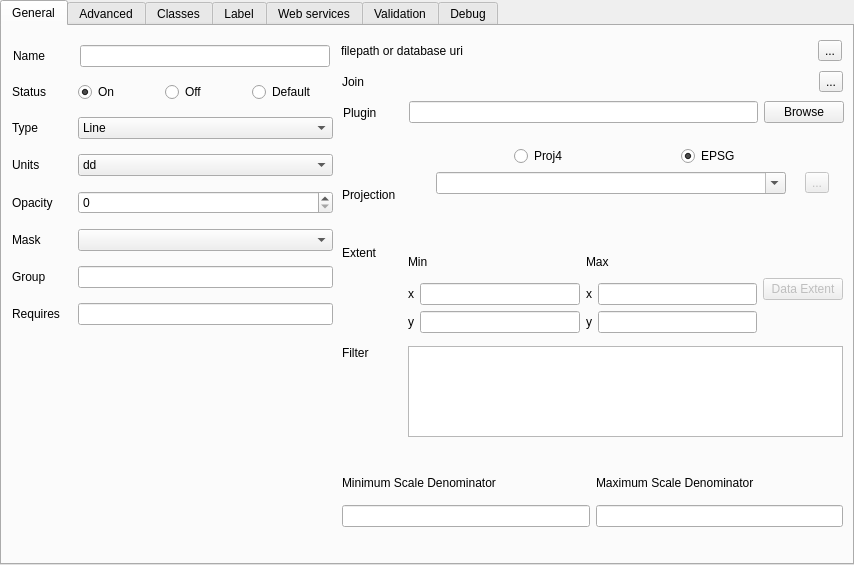
Above: layersettingsvector.ui from QMapfileEditor/QMapfileEditor before the change. Below: the same form after it.
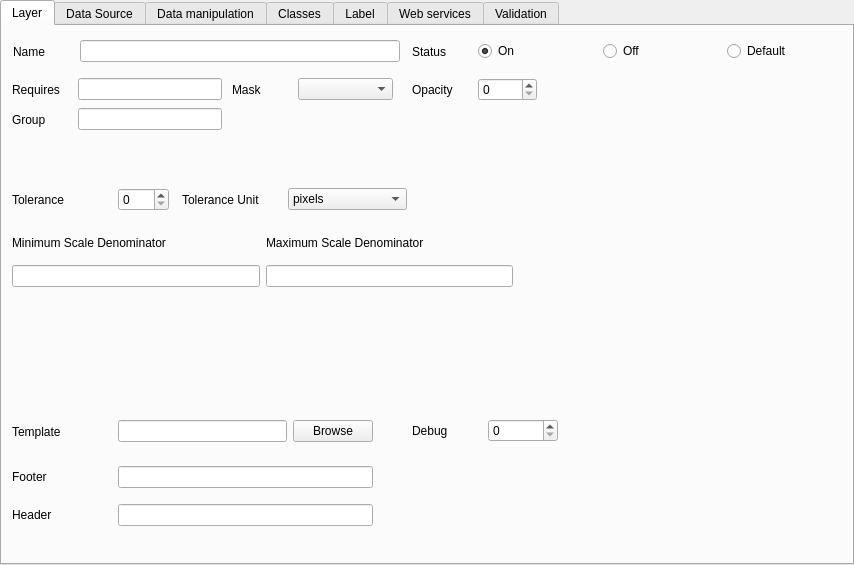
That is the form after the change. Icons and pictures are not drawn.

Commit message: Start change ui for vector layer settings

The edit to the form file:
```diff
--- a/layersettingsvector.ui
+++ b/layersettingsvector.ui
@@ -31,27 +31,192 @@
   <property name="documentMode">
    <bool>false</bool>
   </property>
-  <widget class="QWidget" name="generalTab">
-   <property name="enabled">
-    <bool>true</bool>
-   </property>
+  <widget class="QWidget" name="layerTab">
    <attribute name="title">
-    <string>General</string>
+    <string>Layer</string>
    </attribute>
-   <widget class="QWidget" name="verticalLayoutWidget">
+   <widget class="QWidget" name="layoutWidget_3">
+    <property name="geometry">
+     <rect>
+      <x>10</x>
+      <y>80</y>
+      <width>210</width>
+      <height>27</height>
+     </rect>
+    </property>
+    <layout class="QHBoxLayout" name="horizontalLayout_12">
+     <item>
+      <widget class="QLabel" name="mf_Group_label">
+       <property name="minimumSize">
+        <size>
+         <width>60</width>
+         <height>0</height>
+        </size>
+       </property>
+       <property name="maximumSize">
+        <size>
+         <width>60</width>
+         <height>16777215</height>
+        </size>
+       </property>
+       <property name="text">
+        <string>Group</string>
+       </property>
+      </widget>
+     </item>
+     <item>
+      <widget class="QLineEdit" name="mf_group_edit"/>
+     </item>
+    </layout>
+   </widget>
+   <widget class="QWidget" name="layoutWidget_4">
+    <property name="geometry">
+     <rect>
+      <x>10</x>
+      <y>50</y>
+      <width>210</width>
+      <height>27</height>
+     </rect>
+    </property>
+    <layout class="QHBoxLayout" name="horizontalLayout_32">
+     <item>
+      <widget class="QLabel" name="mf_requires_label">
+       <property name="minimumSize">
+        <size>
+         <width>60</width>
+         <height>0</height>
+        </size>
+       </property>
+       <property name="maximumSize">
+        <size>
+         <width>60</width>
+         <height>16777215</height>
+        </size>
+       </property>
+       <property name="text">
+        <string>Requires</string>
+       </property>
+      </widget>
+     </item>
+     <item>
+      <widget class="QLineEdit" name="ms_requires_edit"/>
+     </item>
+    </layout>
+   </widget>
+   <widget class="QWidget" name="horizontalLayoutWidget_9">
+    <property name="geometry">
+     <rect>
+      <x>10</x>
+      <y>390</y>
+      <width>361</width>
+      <height>31</height>
+     </rect>
+    </property>
+    <layout class="QHBoxLayout" name="horizontalLayout_34">
+     <item>
+      <widget class="QLabel" name="mf_template_label">
+       <property name="minimumSize">
+        <size>
+         <width>100</width>
+         <height>0</height>
+        </size>
+       </property>
+       <property name="maximumSize">
+        <size>
+         <width>100</width>
+         <height>16777215</height>
+        </size>
+       </property>
+       <property name="text">
+        <string>Template</string>
+       </property>
+      </widget>
+     </item>
+     <item>
+      <widget class="QLineEdit" name="mf_template_edit"/>
+     </item>
+     <item>
+      <widget class="QPushButton" name="mf_template_button">
+       <property name="text">
+        <string>Browse</string>
+       </property>
+      </widget>
+     </item>
+    </layout>
+   </widget>
+   <widget class="QWidget" name="verticalLayoutWidget_4">
+    <property name="geometry">
+     <rect>
+      <x>10</x>
+      <y>430</y>
+      <width>361</width>
+      <height>80</height>
+     </rect>
+    </property>
+    <layout class="QVBoxLayout" name="verticalLayout_4">
+     <item>
+      <layout class="QHBoxLayout" name="horizontalLayout_11">
+       <item>
+        <widget class="QLabel" name="mf_footer_label">
+         <property name="minimumSize">
+          <size>
+           <width>100</width>
+           <height>0</height>
+          </size>
+         </property>
+         <property name="maximumSize">
+          <size>
+           <width>100</width>
+           <height>16777215</height>
+          </size>
+         </property>
+         <property name="text">
+          <string>Footer</string>
+         </property>
+        </widget>
+       </item>
+       <item>
+        <widget class="QLineEdit" name="mf_footer_value"/>
+       </item>
+      </layout>
+     </item>
+     <item>
+      <layout class="QHBoxLayout" name="horizontalLayout_10">
+       <item>
+        <widget class="QLabel" name="mf_header_label">
+         <property name="minimumSize">
+          <size>
+           <width>100</width>
+           <height>0</height>
+          </size>
+         </property>
+         <property name="maximumSize">
+          <size>
+           <width>100</width>
+           <height>16777215</height>
+          </size>
+         </property>
+         <property name="text">
+          <string>Header</string>
+         </property>
+        </widget>
+       </item>
+       <item>
+        <widget class="QLineEdit" name="mf_header_value"/>
+       </item>
+      </layout>
+     </item>
+    </layout>
+   </widget>
+   <widget class="QWidget" name="layoutWidget_5">
     <property name="geometry">
      <rect>
       <x>10</x>
       <y>10</y>
-      <width>321</width>
-      <height>315</height>
+      <width>389</width>
+      <height>31</height>
      </rect>
     </property>
-    <layout class="QVBoxLayout" name="verticalLayout">
-     <property name="bottomMargin">
-      <number>10</number>
-     </property>
-     <item>
       <layout class="QHBoxLayout" name="horizontalLayout_3">
        <item>
         <widget class="QLabel" name="mf_layerName_label">
@@ -82,15 +247,23 @@
          </property>
          <property name="minimumSize">
           <size>
-           <width>250</width>
+         <width>320</width>
            <height>0</height>
           </size>
          </property>
         </widget>
        </item>
       </layout>
-     </item>
-     <item>
+   </widget>
+   <widget class="QWidget" name="layoutWidget_6">
+    <property name="geometry">
+     <rect>
+      <x>410</x>
+      <y>10</y>
+      <width>434</width>
+      <height>31</height>
+     </rect>
+    </property>
       <layout class="QHBoxLayout" name="horizontalLayout_4">
        <item>
         <widget class="QLabel" name="mf_status_label">
@@ -136,7 +309,282 @@
         </widget>
        </item>
       </layout>
+   </widget>
+   <widget class="QWidget" name="layoutWidget_7">
+    <property name="geometry">
+     <rect>
+      <x>180</x>
+      <y>160</y>
+      <width>225</width>
+      <height>27</height>
+     </rect>
+    </property>
+    <layout class="QHBoxLayout" name="horizontalLayout_36">
+     <item>
+      <widget class="QLabel" name="mf_toleranceUnit_label">
+       <property name="minimumSize">
+        <size>
+         <width>100</width>
+         <height>0</height>
+        </size>
+       </property>
+       <property name="maximumSize">
+        <size>
+         <width>100</width>
+         <height>16777215</height>
+        </size>
+       </property>
+       <property name="text">
+        <string>Tolerance Unit</string>
+       </property>
+      </widget>
      </item>
+     <item>
+      <widget class="QComboBox" name="mf_toleranceUnit_combo">
+       <item>
+        <property name="text">
+         <string>pixels</string>
+        </property>
+       </item>
+       <item>
+        <property name="text">
+         <string>feet</string>
+        </property>
+       </item>
+       <item>
+        <property name="text">
+         <string>inches</string>
+        </property>
+       </item>
+       <item>
+        <property name="text">
+         <string>kilometers</string>
+        </property>
+       </item>
+       <item>
+        <property name="text">
+         <string>meters</string>
+        </property>
+       </item>
+       <item>
+        <property name="text">
+         <string>miles</string>
+        </property>
+       </item>
+       <item>
+        <property name="text">
+         <string>nauticalmiles</string>
+        </property>
+       </item>
+       <item>
+        <property name="text">
+         <string>dd</string>
+        </property>
+       </item>
+      </widget>
+     </item>
+    </layout>
+   </widget>
+   <widget class="QWidget" name="layoutWidget_8">
+    <property name="geometry">
+     <rect>
+      <x>10</x>
+      <y>160</y>
+      <width>157</width>
+      <height>28</height>
+     </rect>
+    </property>
+    <layout class="QHBoxLayout" name="horizontalLayout_35">
+     <item>
+      <widget class="QLabel" name="mf_tolerance_label">
+       <property name="minimumSize">
+        <size>
+         <width>100</width>
+         <height>0</height>
+        </size>
+       </property>
+       <property name="maximumSize">
+        <size>
+         <width>100</width>
+         <height>16777215</height>
+        </size>
+       </property>
+       <property name="text">
+        <string>Tolerance</string>
+       </property>
+      </widget>
+     </item>
+     <item>
+      <widget class="QSpinBox" name="mf_tolerance_box"/>
+     </item>
+    </layout>
+   </widget>
+   <widget class="QWidget" name="horizontalLayoutWidget_22">
+    <property name="geometry">
+     <rect>
+      <x>10</x>
+      <y>200</y>
+      <width>501</width>
+      <height>61</height>
+     </rect>
+    </property>
+    <layout class="QHBoxLayout" name="scaleLayout">
+     <item>
+      <layout class="QVBoxLayout" name="verticalLayout_8">
+       <item>
+        <widget class="QLabel" name="mf_minScaleDenom_label">
+         <property name="text">
+          <string>Minimum Scale Denominator</string>
+         </property>
+        </widget>
+       </item>
+       <item>
+        <widget class="QLineEdit" name="mf_minScaleDenom_edit"/>
+       </item>
+      </layout>
+     </item>
+     <item>
+      <layout class="QVBoxLayout" name="verticalLayout_9">
+       <item>
+        <widget class="QLabel" name="mf_maxScaleDenom_label">
+         <property name="text">
+          <string>Maximum Scale Denominator</string>
+         </property>
+        </widget>
+       </item>
+       <item>
+        <widget class="QLineEdit" name="mf_maxScaleDenom_edit"/>
+       </item>
+      </layout>
+     </item>
+    </layout>
+   </widget>
+   <widget class="QWidget" name="layoutWidget_2">
+    <property name="geometry">
+     <rect>
+      <x>230</x>
+      <y>50</y>
+      <width>161</width>
+      <height>27</height>
+     </rect>
+    </property>
+    <layout class="QHBoxLayout" name="horizontalLayout_20">
+     <item>
+      <widget class="QLabel" name="mf_mask_label">
+       <property name="minimumSize">
+        <size>
+         <width>60</width>
+         <height>0</height>
+        </size>
+       </property>
+       <property name="maximumSize">
+        <size>
+         <width>60</width>
+         <height>16777215</height>
+        </size>
+       </property>
+       <property name="text">
+        <string>Mask</string>
+       </property>
+      </widget>
+     </item>
+     <item>
+      <widget class="QComboBox" name="mf_mask_box">
+       <property name="enabled">
+        <bool>true</bool>
+       </property>
+      </widget>
+     </item>
+    </layout>
+   </widget>
+   <widget class="QWidget" name="layoutWidget">
+    <property name="geometry">
+     <rect>
+      <x>410</x>
+      <y>50</y>
+      <width>125</width>
+      <height>28</height>
+     </rect>
+    </property>
+    <layout class="QHBoxLayout" name="horizontalLayout_27">
+     <item>
+      <widget class="QLabel" name="mf_opacity_label">
+       <property name="minimumSize">
+        <size>
+         <width>60</width>
+         <height>0</height>
+        </size>
+       </property>
+       <property name="maximumSize">
+        <size>
+         <width>60</width>
+         <height>16777215</height>
+        </size>
+       </property>
+       <property name="text">
+        <string>Opacity</string>
+       </property>
+      </widget>
+     </item>
+     <item>
+      <widget class="QSpinBox" name="mf_opacity_box">
+       <property name="enabled">
+        <bool>true</bool>
+       </property>
+       <property name="maximum">
+        <number>100</number>
+       </property>
+      </widget>
+     </item>
+    </layout>
+   </widget>
+   <widget class="QWidget" name="horizontalLayoutWidget_2">
+    <property name="geometry">
+     <rect>
+      <x>410</x>
+      <y>390</y>
+      <width>146</width>
+      <height>29</height>
+     </rect>
+    </property>
+    <layout class="QHBoxLayout" name="horizontalLayout_2">
+     <item>
+      <widget class="QLabel" name="mf_debug_label">
+       <property name="text">
+        <string>Debug</string>
+       </property>
+      </widget>
+     </item>
+     <item>
+      <widget class="QSpinBox" name="mf_debug_value">
+       <property name="maximum">
+        <number>5</number>
+       </property>
+      </widget>
+     </item>
+    </layout>
+   </widget>
+  </widget>
+  <widget class="QWidget" name="DatasourceTab">
+   <property name="enabled">
+    <bool>true</bool>
+   </property>
+   <attribute name="title">
+    <string>Data Source</string>
+   </attribute>
+   <widget class="QWidget" name="verticalLayoutWidget">
+    <property name="geometry">
+     <rect>
+      <x>10</x>
+      <y>0</y>
+      <width>391</width>
+      <height>221</height>
+     </rect>
+    </property>
+    <layout class="QVBoxLayout" name="verticalLayout">
+     <property name="bottomMargin">
+      <number>10</number>
+     </property>
      <item>
       <layout class="QHBoxLayout" name="horizontalLayout_38">
        <item>
@@ -252,133 +700,10 @@
       </layout>
      </item>
      <item>
-      <layout class="QHBoxLayout" name="horizontalLayout_27">
-       <item>
-        <widget class="QLabel" name="mf_opacity_label">
-         <property name="minimumSize">
-          <size>
-           <width>60</width>
-           <height>0</height>
-          </size>
-         </property>
-         <property name="maximumSize">
-          <size>
-           <width>60</width>
-           <height>16777215</height>
-          </size>
-         </property>
-         <property name="text">
-          <string>Opacity</string>
-         </property>
-        </widget>
-       </item>
-       <item>
-        <widget class="QSpinBox" name="mf_opacity_box">
-         <property name="enabled">
-          <bool>true</bool>
-         </property>
-         <property name="maximum">
-          <number>100</number>
-         </property>
-        </widget>
-       </item>
-      </layout>
-     </item>
-     <item>
-      <layout class="QHBoxLayout" name="horizontalLayout_20">
-       <item>
-        <widget class="QLabel" name="mf_mask_label">
-         <property name="minimumSize">
-          <size>
-           <width>60</width>
-           <height>0</height>
-          </size>
-         </property>
-         <property name="maximumSize">
-          <size>
-           <width>60</width>
-           <height>16777215</height>
-          </size>
-         </property>
-         <property name="text">
-          <string>Mask</string>
-         </property>
-        </widget>
-       </item>
-       <item>
-        <widget class="QComboBox" name="mf_mask_box">
-         <property name="enabled">
-          <bool>true</bool>
-         </property>
-        </widget>
-       </item>
-      </layout>
-     </item>
-     <item>
-      <layout class="QHBoxLayout" name="horizontalLayout_12">
-       <item>
-        <widget class="QLabel" name="mf_Group_label">
-         <property name="minimumSize">
-          <size>
-           <width>60</width>
-           <height>0</height>
-          </size>
-         </property>
-         <property name="maximumSize">
-          <size>
-           <width>60</width>
-           <height>16777215</height>
-          </size>
-         </property>
-         <property name="text">
-          <string>Group</string>
-         </property>
-        </widget>
-       </item>
-       <item>
-        <widget class="QLineEdit" name="mf_group_edit"/>
-       </item>
-      </layout>
-     </item>
-     <item>
-      <layout class="QHBoxLayout" name="horizontalLayout_32">
-       <item>
-        <widget class="QLabel" name="mf_requires_label">
-         <property name="minimumSize">
-          <size>
-           <width>60</width>
-           <height>0</height>
-          </size>
-         </property>
-         <property name="maximumSize">
-          <size>
-           <width>60</width>
-           <height>16777215</height>
-          </size>
-         </property>
-         <property name="text">
-          <string>Requires</string>
-         </property>
-        </widget>
-       </item>
-       <item>
-        <widget class="QLineEdit" name="ms_requires_edit"/>
-       </item>
-      </layout>
-     </item>
-    </layout>
-   </widget>
-   <widget class="QWidget" name="horizontalLayoutWidget_5">
-    <property name="geometry">
-     <rect>
-      <x>340</x>
-      <y>220</y>
-      <width>501</width>
-      <height>87</height>
-     </rect>
-    </property>
     <layout class="QHBoxLayout" name="extentLayout">
      <item>
+        <layout class="QVBoxLayout" name="verticalLayout_13">
+         <item>
       <widget class="QLabel" name="mf_extent_abel">
        <property name="minimumSize">
         <size>
@@ -401,6 +726,18 @@
       </widget>
      </item>
      <item>
+          <widget class="QPushButton" name="mf_dataExtent_button">
+           <property name="enabled">
+            <bool>false</bool>
+           </property>
+           <property name="text">
+            <string>Data Extent</string>
+           </property>
+          </widget>
+         </item>
+        </layout>
+       </item>
+       <item>
       <layout class="QVBoxLayout" name="verticalLayout_2">
        <item>
         <widget class="QLabel" name="mf_extentMin_label">
@@ -478,25 +815,17 @@
        </item>
       </layout>
      </item>
-     <item>
-      <widget class="QPushButton" name="mf_dataExtent_button">
-       <property name="enabled">
-        <bool>false</bool>
-       </property>
-       <property name="text">
-        <string>Data Extent</string>
-       </property>
-      </widget>
+      </layout>
      </item>
     </layout>
    </widget>
    <widget class="QWidget" name="horizontalLayoutWidget_6">
     <property name="geometry">
      <rect>
-      <x>340</x>
-      <y>320</y>
-      <width>501</width>
-      <height>91</height>
+      <x>10</x>
+      <y>270</y>
+      <width>821</width>
+      <height>171</height>
      </rect>
     </property>
     <layout class="QHBoxLayout" name="filterLayout">
@@ -531,55 +860,60 @@
      </item>
     </layout>
    </widget>
-   <widget class="QWidget" name="horizontalLayoutWidget_22">
+   <widget class="QWidget" name="verticalLayoutWidget_6">
     <property name="geometry">
      <rect>
-      <x>340</x>
-      <y>440</y>
-      <width>501</width>
-      <height>61</height>
+      <x>410</x>
+      <y>0</y>
+      <width>436</width>
+      <height>222</height>
      </rect>
     </property>
-    <layout class="QHBoxLayout" name="scaleLayout">
+    <layout class="QVBoxLayout" name="verticalLayout_14">
      <item>
-      <layout class="QVBoxLayout" name="verticalLayout_8">
+      <layout class="QHBoxLayout" name="datasourceLayout">
        <item>
-        <widget class="QLabel" name="mf_minScaleDenom_label">
+        <widget class="QLabel" name="layer_adddata_label">
          <property name="text">
-          <string>Minimum Scale Denominator</string>
+          <string>filepath or database uri</string>
          </property>
         </widget>
        </item>
        <item>
-        <widget class="QLineEdit" name="mf_minScaleDenom_edit"/>
+        <widget class="QToolButton" name="layer_adddata_button">
+         <property name="text">
+          <string>...</string>
+         </property>
+        </widget>
        </item>
       </layout>
      </item>
      <item>
-      <layout class="QVBoxLayout" name="verticalLayout_9">
+      <layout class="QHBoxLayout" name="joinLayout">
        <item>
-        <widget class="QLabel" name="mf_maxScaleDenom_label">
+        <widget class="QLabel" name="mf_Join_label">
          <property name="text">
-          <string>Maximum Scale Denominator</string>
+          <string>Join</string>
          </property>
         </widget>
        </item>
        <item>
-        <widget class="QLineEdit" name="mf_maxScaleDenom_edit"/>
+        <widget class="QToolButton" name="layer_join_tool">
+         <property name="enabled">
+          <bool>true</bool>
+         </property>
+         <property name="text">
+          <string>...</string>
+         </property>
+         <property name="icon">
+          <iconset resource="resources.qrc">
+           <normaloff>:/ui/images/icons/document-import.png</normaloff>:/ui/images/icons/document-import.png</iconset>
+         </property>
+        </widget>
        </item>
       </layout>
      </item>
-    </layout>
-   </widget>
-   <widget class="QWidget" name="horizontalLayoutWidget_27">
-    <property name="geometry">
-     <rect>
-      <x>341</x>
-      <y>71</y>
-      <width>501</width>
-      <height>31</height>
-     </rect>
-    </property>
+     <item>
     <layout class="QHBoxLayout" name="pluginLayout">
      <item>
       <widget class="QLabel" name="mf_plugin_label">
@@ -618,16 +952,8 @@
       </widget>
      </item>
     </layout>
-   </widget>
-   <widget class="QWidget" name="layoutWidget5">
-    <property name="geometry">
-     <rect>
-      <x>340</x>
-      <y>120</y>
-      <width>501</width>
-      <height>97</height>
-     </rect>
-    </property>
+     </item>
+     <item>
     <layout class="QHBoxLayout" name="projectionLayout">
      <item>
       <widget class="QLabel" name="mf_map_projection_label">
@@ -784,23 +1110,6 @@
       </layout>
      </item>
     </layout>
-   </widget>
-   <widget class="QWidget" name="horizontalLayoutWidget_35">
-    <property name="geometry">
-     <rect>
-      <x>339</x>
-      <y>9</y>
-      <width>501</width>
-      <height>31</height>
-     </rect>
-    </property>
-    <layout class="QHBoxLayout" name="datasourceLayout">
-     <item>
-      <widget class="QLabel" name="layer_adddata_label">
-       <property name="text">
-        <string>filepath or database uri</string>
-       </property>
-      </widget>
      </item>
      <item>
       <widget class="QToolButton" name="layer_adddata_button">
@@ -811,43 +1120,14 @@
      </item>
     </layout>
    </widget>
-   <widget class="QWidget" name="horizontalLayoutWidget_36">
-    <property name="geometry">
-     <rect>
-      <x>340</x>
-      <y>40</y>
-      <width>501</width>
-      <height>31</height>
-     </rect>
-    </property>
-    <layout class="QHBoxLayout" name="joinLayout">
-     <item>
-      <widget class="QLabel" name="mf_Join_label">
-       <property name="text">
-        <string>Join</string>
-       </property>
-      </widget>
-     </item>
-     <item>
-      <widget class="QToolButton" name="layer_join_tool">
-       <property name="enabled">
-        <bool>true</bool>
-       </property>
-       <property name="text">
-        <string>...</string>
-       </property>
-       <property name="icon">
-        <iconset resource="resources.qrc">
-         <normaloff>:/ui/images/icons/document-import.png</normaloff>:/ui/images/icons/document-import.png</iconset>
-       </property>
-      </widget>
-     </item>
-    </layout>
-   </widget>
-  </widget>
-  <widget class="QWidget" name="advancedTab">
+   <zorder>verticalLayoutWidget</zorder>
+   <zorder>horizontalLayoutWidget_6</zorder>
+   <zorder></zorder>
+   <zorder>verticalLayoutWidget_6</zorder>
+  </widget>
+  <widget class="QWidget" name="datatransformTab">
    <attribute name="title">
-    <string>Advanced</string>
+    <string>Data manipulation</string>
    </attribute>
    <widget class="QWidget" name="horizontalLayoutWidget_10">
     <property name="geometry">
@@ -911,111 +1191,6 @@
      </item>
     </layout>
    </widget>
-   <widget class="QWidget" name="verticalLayoutWidget_4">
-    <property name="geometry">
-     <rect>
-      <x>10</x>
-      <y>450</y>
-      <width>361</width>
-      <height>80</height>
-     </rect>
-    </property>
-    <layout class="QVBoxLayout" name="verticalLayout_4">
-     <item>
-      <layout class="QHBoxLayout" name="horizontalLayout_11">
-       <item>
-        <widget class="QLabel" name="mf_footer_label">
-         <property name="minimumSize">
-          <size>
-           <width>100</width>
-           <height>0</height>
-          </size>
-         </property>
-         <property name="maximumSize">
-          <size>
-           <width>100</width>
-           <height>16777215</height>
-          </size>
-         </property>
-         <property name="text">
-          <string>Footer</string>
-         </property>
-        </widget>
-       </item>
-       <item>
-        <widget class="QLineEdit" name="mf_footer_value"/>
-       </item>
-      </layout>
-     </item>
-     <item>
-      <layout class="QHBoxLayout" name="horizontalLayout_10">
-       <item>
-        <widget class="QLabel" name="mf_header_label">
-         <property name="minimumSize">
-          <size>
-           <width>100</width>
-           <height>0</height>
-          </size>
-         </property>
-         <property name="maximumSize">
-          <size>
-           <width>100</width>
-           <height>16777215</height>
-          </size>
-         </property>
-         <property name="text">
-          <string>Header</string>
-         </property>
-        </widget>
-       </item>
-       <item>
-        <widget class="QLineEdit" name="mf_header_value"/>
-       </item>
-      </layout>
-     </item>
-    </layout>
-   </widget>
-   <widget class="QWidget" name="horizontalLayoutWidget_9">
-    <property name="geometry">
-     <rect>
-      <x>10</x>
-      <y>410</y>
-      <width>361</width>
-      <height>31</height>
-     </rect>
-    </property>
-    <layout class="QHBoxLayout" name="horizontalLayout_34">
-     <item>
-      <widget class="QLabel" name="mf_template_label">
-       <property name="minimumSize">
-        <size>
-         <width>100</width>
-         <height>0</height>
-        </size>
-       </property>
-       <property name="maximumSize">
-        <size>
-         <width>100</width>
-         <height>16777215</height>
-        </size>
-       </property>
-       <property name="text">
-        <string>Template</string>
-       </property>
-      </widget>
-     </item>
-     <item>
-      <widget class="QLineEdit" name="mf_template_edit"/>
-     </item>
-     <item>
-      <widget class="QPushButton" name="mf_template_button">
-       <property name="text">
-        <string>Browse</string>
-       </property>
-      </widget>
-     </item>
-    </layout>
-   </widget>
    <widget class="QWidget" name="verticalLayoutWidget_2">
     <property name="geometry">
      <rect>
@@ -1026,99 +1201,6 @@
      </rect>
     </property>
     <layout class="QVBoxLayout" name="verticalLayout_11">
-     <item>
-      <layout class="QHBoxLayout" name="horizontalLayout_35">
-       <item>
-        <widget class="QLabel" name="mf_tolerance_label">
-         <property name="minimumSize">
-          <size>
-           <width>100</width>
-           <height>0</height>
-          </size>
-         </property>
-         <property name="maximumSize">
-          <size>
-           <width>100</width>
-           <height>16777215</height>
-          </size>
-         </property>
-         <property name="text">
-          <string>Tolerance</string>
-         </property>
-        </widget>
-       </item>
-       <item>
-        <widget class="QSpinBox" name="mf_tolerance_box"/>
-       </item>
-      </layout>
-     </item>
-     <item>
-      <layout class="QHBoxLayout" name="horizontalLayout_36">
-       <item>
-        <widget class="QLabel" name="mf_toleranceUnit_label">
-         <property name="minimumSize">
-          <size>
-           <width>100</width>
-           <height>0</height>
-          </size>
-         </property>
-         <property name="maximumSize">
-          <size>
-           <width>100</width>
-           <height>16777215</height>
-          </size>
-         </property>
-         <property name="text">
-          <string>Tolerance Unit</string>
-         </property>
-        </widget>
-       </item>
-       <item>
-        <widget class="QComboBox" name="mf_toleranceUnit_combo">
-         <item>
-          <property name="text">
-           <string>pixels</string>
-          </property>
-         </item>
-         <item>
-          <property name="text">
-           <string>feet</string>
-          </property>
-         </item>
-         <item>
-          <property name="text">
-           <string>inches</string>
-          </property>
-         </item>
-         <item>
-          <property name="text">
-           <string>kilometers</string>
-          </property>
-         </item>
-         <item>
-          <property name="text">
-           <string>meters</string>
-          </property>
-         </item>
-         <item>
-          <property name="text">
-           <string>miles</string>
-          </property>
-         </item>
-         <item>
-          <property name="text">
-           <string>nauticalmiles</string>
-          </property>
-         </item>
-         <item>
-          <property name="text">
-           <string>dd</string>
-          </property>
-         </item>
-        </widget>
-       </item>
-      </layout>
-     </item>
      <item>
       <layout class="QHBoxLayout" name="horizontalLayout_30">
        <item>
@@ -1805,37 +1887,6 @@
     </layout>
    </widget>
   </widget>
-  <widget class="QWidget" name="debugTab">
-   <attribute name="title">
-    <string>Debug</string>
-   </attribute>
-   <widget class="QWidget" name="horizontalLayoutWidget_2">
-    <property name="geometry">
-     <rect>
-      <x>20</x>
-      <y>20</y>
-      <width>146</width>
-      <height>29</height>
-     </rect>
-    </property>
-    <layout class="QHBoxLayout" name="horizontalLayout_2">
-     <item>
-      <widget class="QLabel" name="mf_debug_label">
-       <property name="text">
-        <string>Debug</string>
-       </property>
-      </widget>
-     </item>
-     <item>
-      <widget class="QSpinBox" name="mf_debug_value">
-       <property name="maximum">
-        <number>5</number>
-       </property>
-      </widget>
-     </item>
-    </layout>
-   </widget>
-  </widget>
  </widget>
  <resources>
   <include location="resources.qrc"/>
```
Left out of the diff: 9 changed lines with no effect on the pictures. Lines whose indentation alone changed are shown as unchanged.
